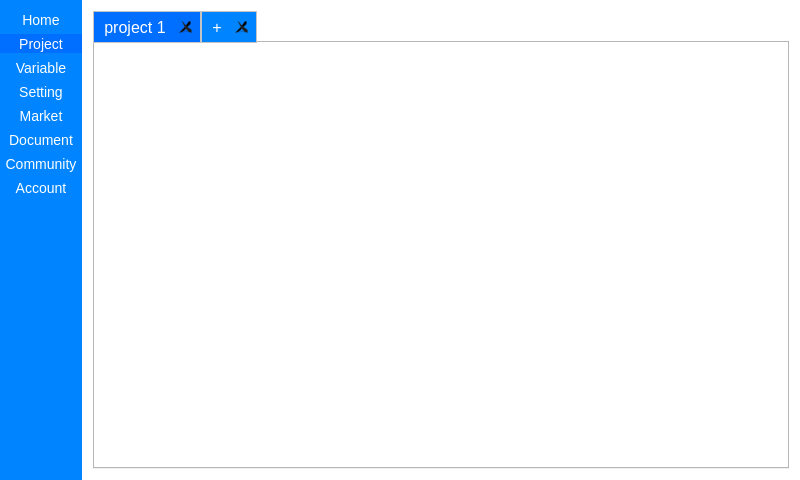
deltaxrobot/Delta-X-Software, file MainWindow.ui: the form before one commit.
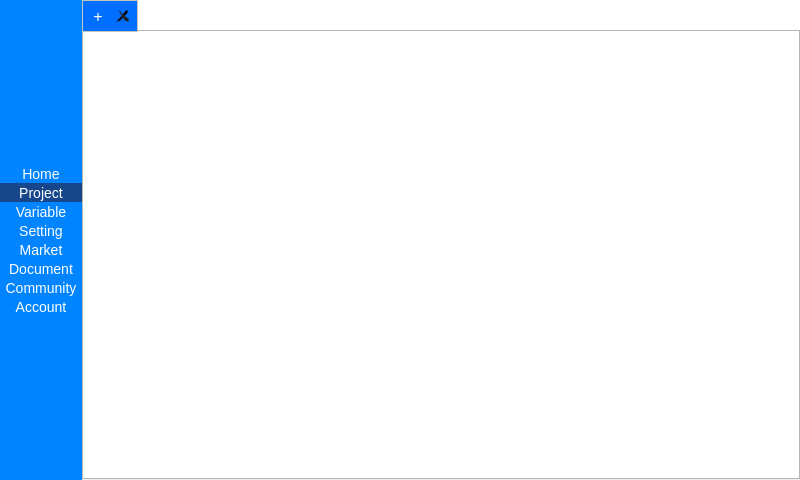
The form after the commit. Icons and pictures are not drawn.

Commit message: [UPDATE] Project, New Tab

```diff
--- a/MainWindow.ui
+++ b/MainWindow.ui
@@ -85,7 +85,7 @@
 }
 
 /*--------- Dialog -------------*/
-QPushButton
+/*QPushButton
 {	
 	background-color: rgb(0, 132, 255);
 	border: none;
@@ -102,6 +102,41 @@
 	background-color: rgb(255, 255, 255);	
 	color: rgb(58, 58, 58);
 	border: 1px solid rgb(58, 58, 58);
+}*/
+
+QPushButton
+{	
+	color: rgb(50, 50, 50);
+	border: 1px solid rgb(50, 50, 50);
+	background: none;
+}
+
+QPushButton:hover
+{	
+	color: rgb(255, 255, 255);
+	background: rgb(50, 50, 50);
+}
+
+QPushButton:pressed
+{	
+	color: rgb(50, 50, 50);
+	background: none;
+}
+
+/*----- Scroll Bar ------*/
+QScrollBar:horizontal {
+    background: rgb(185, 185, 185);
+}
+QScrollBar::handle:vertical {	
+	background-color: rgb(172, 172, 172);
+}
+
+QScrollBar:vertical {
+    background: rgb(185, 185, 185);
+}
+
+QScrollBar::handle:horizontal {	
+	background-color: rgb(172, 172, 172);
 }</string>
   </property>
   <widget class="QWidget" name="centralWidget">
@@ -122,6 +157,28 @@
      <number>0</number>
     </property>
     <item>
+     <widget class="QStackedWidget" name="stackedWidget">
+      <property name="styleSheet">
+       <string notr="true"/>
+      </property>
+      <widget class="QWidget" name="page">
+       <layout class="QHBoxLayout" name="horizontalLayout_2">
+        <property name="spacing">
+         <number>0</number>
+        </property>
+        <property name="leftMargin">
+         <number>0</number>
+        </property>
+        <property name="topMargin">
+         <number>0</number>
+        </property>
+        <property name="rightMargin">
+         <number>0</number>
+        </property>
+        <property name="bottomMargin">
+         <number>0</number>
+        </property>
+        <item>
      <widget class="QWidget" name="wgLeftPanel" native="true">
       <property name="minimumSize">
        <size>
@@ -129,6 +186,12 @@
         <height>0</height>
        </size>
       </property>
+          <property name="maximumSize">
+           <size>
+            <width>16777215</width>
+            <height>16777215</height>
+           </size>
+          </property>
       <property name="styleSheet">
        <string notr="true">QWidget
 {
@@ -155,13 +218,13 @@
       </property>
       <layout class="QVBoxLayout" name="verticalLayout">
        <property name="spacing">
-        <number>5</number>
+            <number>0</number>
        </property>
        <property name="leftMargin">
         <number>0</number>
        </property>
        <property name="topMargin">
-        <number>10</number>
+            <number>0</number>
        </property>
        <property name="rightMargin">
         <number>0</number>
@@ -169,6 +232,19 @@
        <property name="bottomMargin">
         <number>0</number>
        </property>
+           <item>
+            <spacer name="verticalSpacer_2">
+             <property name="orientation">
+              <enum>Qt::Vertical</enum>
+             </property>
+             <property name="sizeHint" stdset="0">
+              <size>
+               <width>20</width>
+               <height>40</height>
+              </size>
+             </property>
+            </spacer>
+           </item>
        <item>
         <widget class="QToolButton" name="tbHome">
          <property name="sizePolicy">
@@ -179,7 +255,7 @@
          </property>
          <property name="minimumSize">
           <size>
-           <width>0</width>
+               <width>80</width>
            <height>0</height>
           </size>
          </property>
@@ -220,12 +296,12 @@
          </property>
          <property name="minimumSize">
           <size>
-           <width>0</width>
+               <width>80</width>
            <height>0</height>
           </size>
          </property>
          <property name="styleSheet">
-          <string notr="true">background-color: rgb(0, 110, 255);</string>
+              <string notr="true">background-color: rgb(24, 70, 139);</string>
          </property>
          <property name="text">
           <string>Project</string>
@@ -261,7 +337,7 @@
          </property>
          <property name="minimumSize">
           <size>
-           <width>0</width>
+               <width>80</width>
            <height>0</height>
           </size>
          </property>
@@ -296,7 +372,7 @@
          </property>
          <property name="minimumSize">
           <size>
-           <width>0</width>
+               <width>80</width>
            <height>0</height>
           </size>
          </property>
@@ -331,7 +407,7 @@
          </property>
          <property name="minimumSize">
           <size>
-           <width>0</width>
+               <width>80</width>
            <height>0</height>
           </size>
          </property>
@@ -366,7 +442,7 @@
          </property>
          <property name="minimumSize">
           <size>
-           <width>0</width>
+               <width>80</width>
            <height>0</height>
           </size>
          </property>
@@ -401,7 +477,7 @@
          </property>
          <property name="minimumSize">
           <size>
-           <width>0</width>
+               <width>80</width>
            <height>0</height>
           </size>
          </property>
@@ -436,7 +512,7 @@
          </property>
          <property name="minimumSize">
           <size>
-           <width>0</width>
+               <width>80</width>
            <height>0</height>
           </size>
          </property>
@@ -479,6 +555,12 @@
     </item>
     <item>
      <widget class="QStackedWidget" name="swPageStack">
+          <property name="maximumSize">
+           <size>
+            <width>16777215</width>
+            <height>16777215</height>
+           </size>
+          </property>
       <property name="styleSheet">
        <string notr="true"/>
       </property>
@@ -528,6 +610,21 @@
         <string notr="true"/>
        </property>
        <layout class="QVBoxLayout" name="verticalLayout_2">
+            <property name="spacing">
+             <number>0</number>
+            </property>
+            <property name="leftMargin">
+             <number>0</number>
+            </property>
+            <property name="topMargin">
+             <number>0</number>
+            </property>
+            <property name="rightMargin">
+             <number>0</number>
+            </property>
+            <property name="bottomMargin">
+             <number>0</number>
+            </property>
         <item>
          <widget class="QTabWidget" name="twProjectManager">
           <property name="enabled">
@@ -574,12 +671,6 @@
           <property name="movable">
            <bool>false</bool>
           </property>
-          <widget class="QWidget" name="tabDefaultProject">
-           <attribute name="title">
-            <string>project 1</string>
-           </attribute>
-           <layout class="QVBoxLayout" name="verticalLayout_3"/>
-          </widget>
           <widget class="QWidget" name="tabAddNewButton">
            <property name="styleSheet">
             <string notr="true"/>
@@ -596,6 +687,29 @@
     </item>
    </layout>
   </widget>
+      <widget class="QWidget" name="pFullTabDisplay">
+       <layout class="QVBoxLayout" name="layoutFullTabDisplay">
+        <property name="spacing">
+         <number>0</number>
+        </property>
+        <property name="leftMargin">
+         <number>0</number>
+        </property>
+        <property name="topMargin">
+         <number>0</number>
+        </property>
+        <property name="rightMargin">
+         <number>0</number>
+        </property>
+        <property name="bottomMargin">
+         <number>0</number>
+        </property>
+       </layout>
+      </widget>
+     </widget>
+    </item>
+   </layout>
+  </widget>
   <action name="actionAdd">
    <property name="text">
     <string>Add New</string>
```
Left out of the diff: 10 changed lines with no effect on the pictures. Lines whose indentation alone changed are shown as unchanged. The commit also changes 19 other files.
